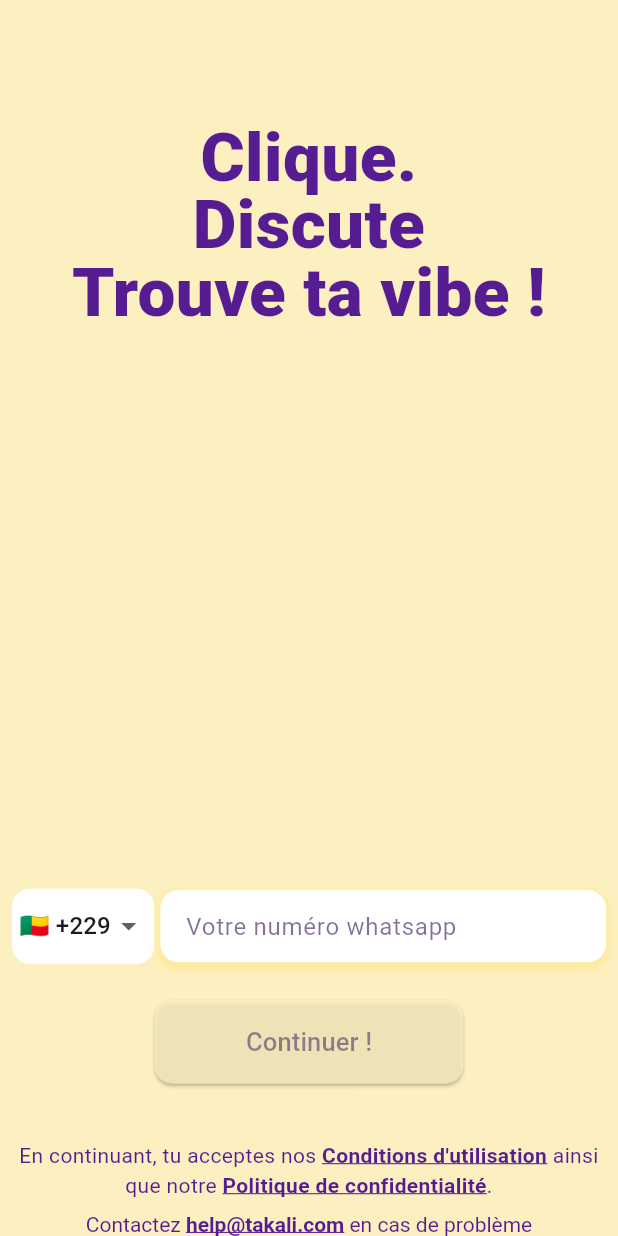
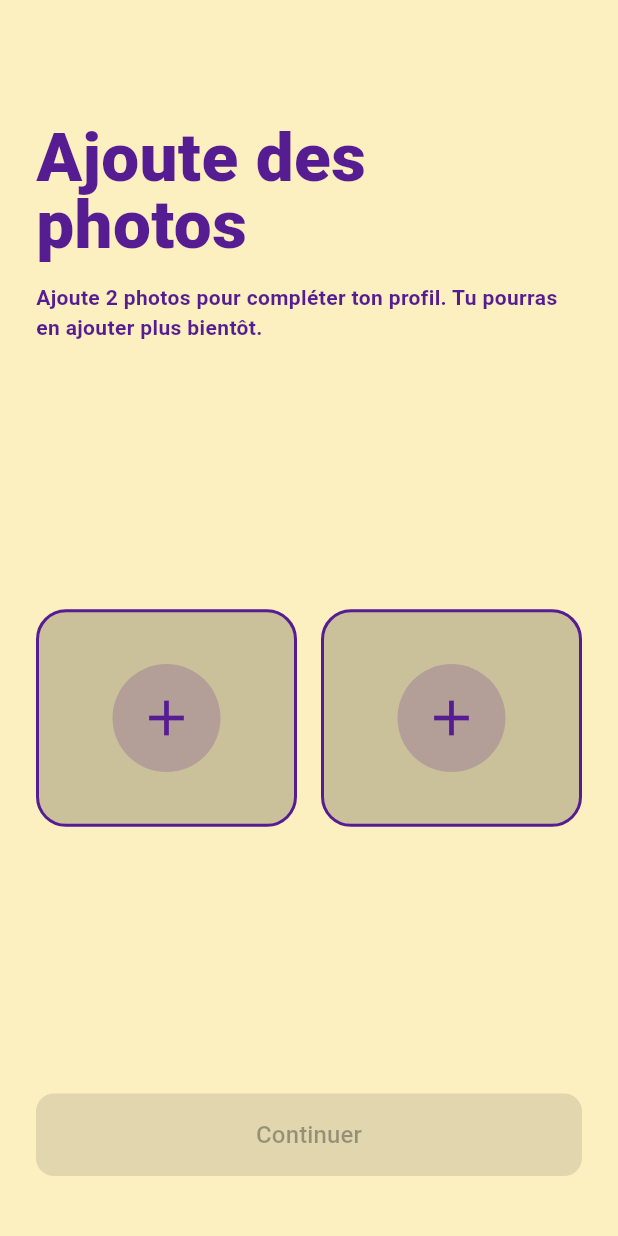
Before and after one commit to TakaliApp/takali, a Flutter app: the screen it shows after launch, on a phone screen of 412 x 824 dp. Run offline on Flutter 3.47's test engine with Material 3 defaults, Android fonts, the light colour scheme and no system bars; our stand-ins replace cloud_firestore, dio, firebase_auth, firebase_core, firebase_storage, flutter_image_compress and 6 more; accounts and stored records are empty; Roboto replaces fonts that are missing (Harmonique).

Commit message:
feat(photo_upload): upload photos ui page

```diff
--- a/lib/app_locator.dart
+++ b/lib/app_locator.dart
@@ -9,6 +9,7 @@ import 'package:takali/viewmodels/home_viewmodel.dart';
 import 'package:takali/viewmodels/login_viewmodel.dart';
 import 'package:takali/viewmodels/match_preferences_viewmodel.dart';
 import 'package:takali/viewmodels/otp_viewmodel.dart';
+import 'package:takali/viewmodels/photo_upload_viewmodel.dart';
 import 'package:takali/viewmodels/referral_source_viewmodel.dart';
 import 'package:takali/viewmodels/user_infos_viewmodel.dart';
 
@@ -45,6 +46,7 @@ void registerViewModels() {
   locator.registerFactory<MatchPreferencesViewModel>(() => MatchPreferencesViewModel());
   locator.registerFactory<HomeViewModel>(() => HomeViewModel());
   locator.registerFactory<ReferralSourceViewModel>(() => ReferralSourceViewModel());
+  locator.registerFactory<PhotoUploadViewModel>(() => PhotoUploadViewModel());
 }
 
 void registerProviders() {
--- a/lib/app_routes.dart
+++ b/lib/app_routes.dart
@@ -4,6 +4,7 @@ import 'package:takali/views/home/home_view.dart';
 import 'package:takali/views/login/login_view.dart';
 import 'package:takali/views/match_preferences/match_preferences_view.dart';
 import 'package:takali/views/otp/otp_view.dart';
+import 'package:takali/views/photo_upload/photo_upload_view.dart';
 import 'package:takali/views/referrals_source/referral_source_view.dart';
 import 'package:takali/views/user_infos/user_infos_view.dart';
 
@@ -32,6 +33,8 @@ class AppRouter {
         return MaterialPageRoute(builder: (_) => const MatchPreferencesView());
       case RoutePaths.home:
         return MaterialPageRoute(builder: (_) => const HomeView());
+      case RoutePaths.photoUpload:
+        return MaterialPageRoute(builder: (_) => const PhotoUploadView());
       default:
         return MaterialPageRoute(builder: (_) => Container());
     }
--- a/lib/constants/routes.dart
+++ b/lib/constants/routes.dart
@@ -10,4 +10,5 @@ class RoutePaths {
   static const String genderPreference = '/genderPreference';
   static const String home = '/home';
   static const String matchPreference = '/matchPreference';
+  static const String photoUpload = '/photoUpload';
 }
--- a/lib/main.dart
+++ b/lib/main.dart
@@ -42,7 +42,7 @@ class Takali extends StatelessWidget {
         return MaterialApp(
           debugShowCheckedModeBanner: false,
           title: AppStrings.appName,
-          initialRoute: RoutePaths.login,
+          initialRoute: RoutePaths.photoUpload,
           onGenerateRoute: (settings) => AppRouter.generateRoute(settings),
           navigatorKey: context.read<AuthProvider>().navigatorkey,
         );
--- /dev/null
+++ b/lib/views/photo_upload/photo_upload_view.dart
@@ -0,0 +1,170 @@
+import 'dart:ui';
+
+import 'package:flutter/material.dart';
+import 'package:takali/constants/enums.dart';
+import 'package:takali/constants/routes.dart';
+import 'package:takali/helpers/extensions/media_query.dart';
+import 'package:takali/helpers/extensions/textstyle.dart';
+import 'package:takali/themes/colors.dart';
+import 'package:takali/themes/sizes.dart';
+import 'package:takali/viewmodels/photo_upload_viewmodel.dart';
+import 'package:takali/views/base.view.dart';
+
+class PhotoUploadView extends StatefulWidget {
+  const PhotoUploadView({super.key});
+
+  @override
+  State<PhotoUploadView> createState() => _PhotoUploadViewState();
+}
+
+class _PhotoUploadViewState extends State<PhotoUploadView> {
+  @override
+  Widget build(BuildContext context) {
+    return BaseView<PhotoUploadViewModel>(
+      builder: (context, model, _) => Scaffold(
+        backgroundColor: const Color.fromARGB(255, 252, 240, 193),
+        body: Padding(
+          padding: const EdgeInsets.symmetric(horizontal: Spacing.large),
+          child: Column(
+            crossAxisAlignment: CrossAxisAlignment.start,
+            children: [
+              SizedBox(height: context.screenHeight * 0.1),
+              Text(
+                "Ajoute des photos",
+                style: context.displayLarge.copyWith(
+                  color: AppColors.secondary,
+                  height: 1,
+                ),
+              ),
+              const SizedBox(height: 16),
+              Text(
+                "Ajoute 2 photos pour compléter ton profil. Tu pourras en ajouter plus bientôt.",
+                style: context.bodyMedium.copyWith(
+                  color: AppColors.secondary,
+                  fontWeight: FontWeight.w700,
+                ),
+              ),
+              const SizedBox(height: Spacing.large),
+              Expanded(
+                child: Center(
+                  child: GridView.builder(
+                    padding: EdgeInsets.zero,
+                    shrinkWrap: true,
+                    gridDelegate: const SliverGridDelegateWithFixedCrossAxisCount(
+                      crossAxisCount: 2,
+                      mainAxisSpacing: 16,
+                      crossAxisSpacing: 16,
+                      childAspectRatio: 1.2,
+                    ),
+                    itemCount: 2, // Seulement 2 emplacements
+                    itemBuilder: (context, index) {
+                      final hasPhoto = index < model.photos.length;
+                      final isUploading = model.currentUploadIndex == index;
+
+                      return _PhotoCard(
+                        image: hasPhoto ? model.photos[index] : null,
+                        isLoading: isUploading,
+                        onTap: () => hasPhoto
+                            ? model.removePhoto(index)
+                            : model.addPhoto(index),
+                      );
+                    },
+                  ),
+                ),
+              ),
+              Padding(
+                padding: const EdgeInsets.only(bottom: 40, top: 24),
+                child: SizedBox(
+                  width: double.infinity,
+                  child: ElevatedButton(
+                    style: ElevatedButton.styleFrom(
+                      backgroundColor: model.photos.isNotEmpty
+                          ? AppColors.secondary
+                          : Colors.grey[300],
+                      foregroundColor: model.photos.isNotEmpty
+                          ? Colors.white
+                          : AppColors.secondary,
+                      shape: RoundedRectangleBorder(
+                        borderRadius: BorderRadius.circular(12),
+                      ),
+                      padding: const EdgeInsets.symmetric(vertical: 16),
+                    ),
+                    onPressed: model.photos.length >= 2 && model.state != ViewModelState.busy
+                      ? () => {} /*model.savePhotosToFirestore().then((_) {
+                            Navigator.pushNamed(context, RoutePaths.home);
+                          })*/
+                      : null,
+                    child: model.state == ViewModelState.busy
+                        ? const CircularProgressIndicator()
+                        : const Text(
+                            'Continuer',
+                            style: TextStyle(fontSize: 16),
+                          ),
+                  ),
+                ),
+              ),
+            ],
+          ),
+        ),
+      ),
+    );
+  }
+}
+
+class _PhotoCard extends StatelessWidget {
+  final String? image;
+  final VoidCallback onTap;
+  final bool isLoading;
+
+  const _PhotoCard({this.image, required this.onTap, this.isLoading = false});
+
+  @override
+  Widget build(BuildContext context) {
+    return GestureDetector(
+      onTap: isLoading ? null : onTap,
+      child: Stack(
+        alignment: Alignment.center,
+        children: [
+          if (image != null)
+            ClipRRect(
+              borderRadius: BorderRadius.circular(20),
+              child: ImageFiltered(
+                imageFilter: ImageFilter.blur(sigmaX: 2, sigmaY: 2),
+                child: Image.network(
+                  image!,
+                  fit: BoxFit.cover,
+                  width: double.infinity,
+                  height: double.infinity,
+                ),
+              ),
+            ),
+          Container(
+            decoration: BoxDecoration(
+              color: Colors.black.withOpacity(0.2),
+              borderRadius: BorderRadius.circular(20),
+              border: Border.all(
+                color: AppColors.secondary,
+                width: 2,
+              ),
+            ),
+          ),
+          if (image == null && !isLoading)
+            Container(
+              decoration: BoxDecoration(
+                color: AppColors.secondary.withOpacity(0.2),
+                borderRadius: BorderRadius.circular(50),
+              ),
+              padding: const EdgeInsets.all(16),
+              child: const Icon(
+                Icons.add,
+                size: 40,
+                color: AppColors.secondary,
+              ),
+            ),
+          if (isLoading)
+            const CircularProgressIndicator(),
+        ],
+      ),
+    );
+  }
+}
--- a/pubspec.yaml
+++ b/pubspec.yaml
@@ -46,6 +46,9 @@ dependencies:
   firebase_core: ^3.10.1
   firebase_auth: ^5.4.1
   cloud_firestore: ^5.6.2
+  image_picker: ^1.1.2
+  flutter_image_compress: ^2.4.0
+  firebase_storage: ^12.4.1
 
 dev_dependencies:
   flutter_test:
```
Also changed, not shown: lib/viewmodels/photo_upload_viewmodel.dart (added, +88 -0 lines), 5 other files.
